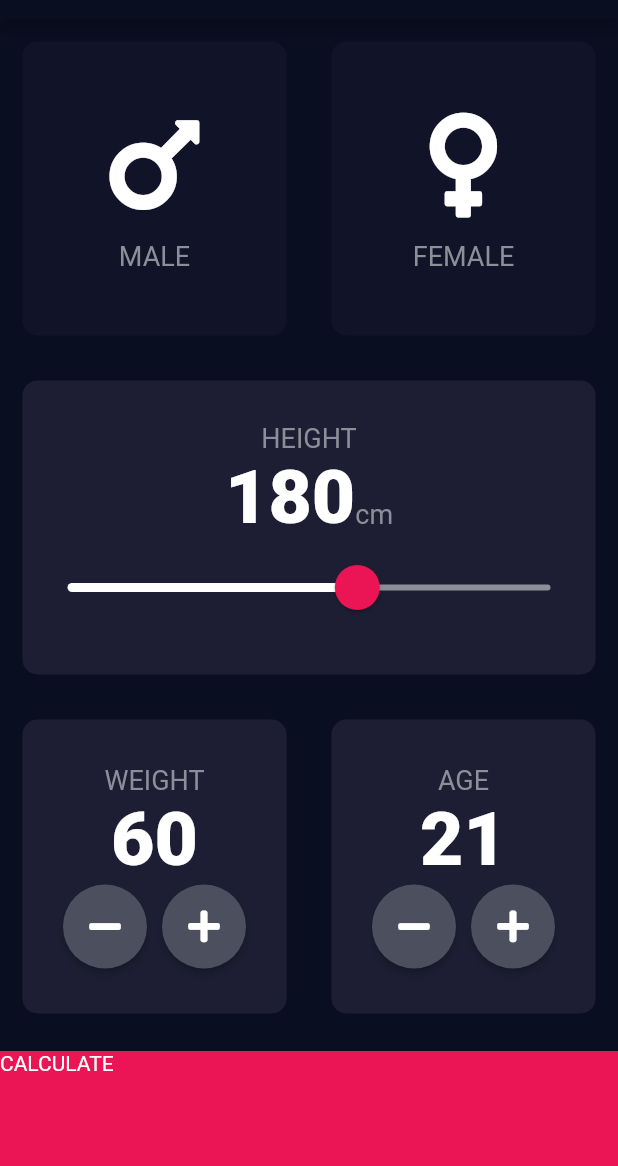
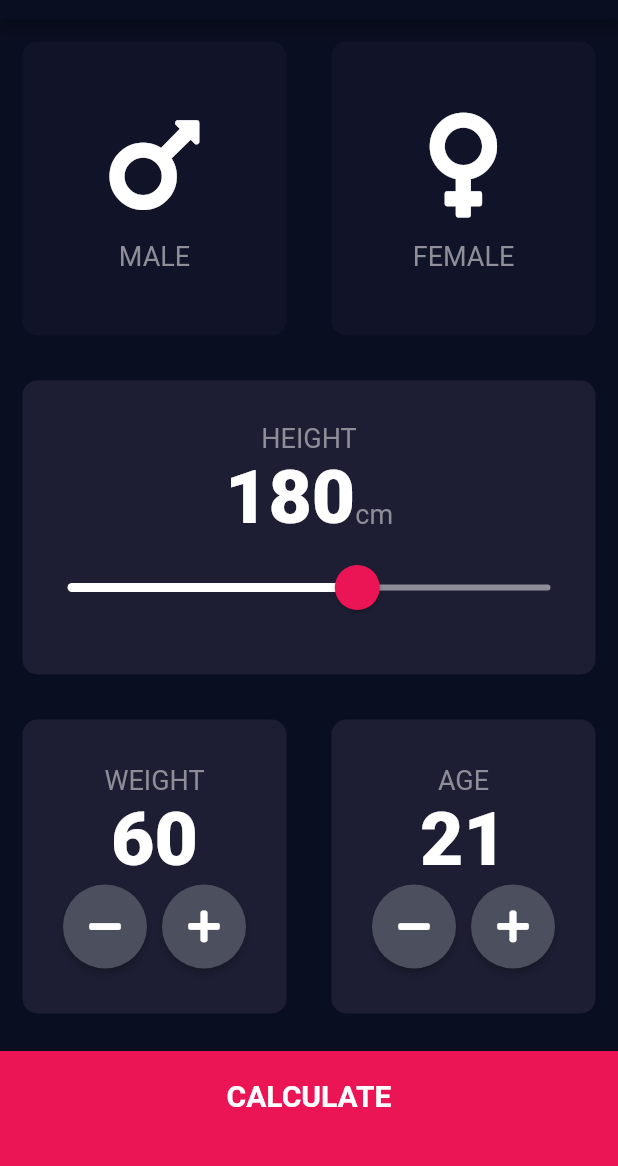
Before and after one commit to v3nk3y/bmi_cal, a Flutter app: the screen it shows after launch, on a phone screen of 412 x 824 dp, the part 65-1231 px from its top. Run offline on Flutter 3.47's test engine with Material 2 defaults, Android fonts, the phone set to English and light mode, and no system bars; our stand-ins replace font_awesome_flutter.

Commit message:
Calculate button styling added

```diff
--- a/lib/constants.dart
+++ b/lib/constants.dart
@@ -16,16 +16,22 @@ const kAgeCardText = 'AGE';
 const kHeightCardUnitText = 'cm';
 const kCalculateContainerText = 'CALCULATE';
 const kAppBarTitleText = 'BMI CALCULATOR';
-const kNumberTextStyle = TextStyle(
-  fontSize: 50.0,
-  fontWeight: FontWeight.w900,
-);
+
 const kSliderMin = 120.0;
 const kSliderMax = 220.0;
 const kSliderThumbColor = Colors.white;
 const kSliderActiveColor = Color(0xFFEB1555);
 const kSliderInactiveColor = Color(0xFF8D8E98);
 const kSliderOverlayColor = Color(0x1fEB1555);
+
+const kNumberTextStyle = TextStyle(
+  fontSize: 50.0,
+  fontWeight: FontWeight.w900,
+);
+const kMainButtonTextStyle = TextStyle(
+  fontSize: 20.0,
+  fontWeight: FontWeight.bold,
+);
 
 // icon content
 const double kIconDefualtSize = 80.0;
--- a/lib/home_page.dart
+++ b/lib/home_page.dart
@@ -214,13 +214,17 @@ class _HomePageState extends State<HomePage> {
               Navigator.pushNamed(context, '/results');
             },
             child: Container(
-              child: Text(
-                kCalculateContainerText,
+              child: Center(
+                child: Text(
+                  kCalculateContainerText,
+                  style: kMainButtonTextStyle,
+                ),
               ),
               color: kHomeBottomContainerColor,
               margin: EdgeInsets.only(top: 10.0),
               width: double.infinity,
               height: kHomeBottomContainerHeight,
+              padding: EdgeInsets.only(bottom: 20),
             ),
           )
         ],
```
